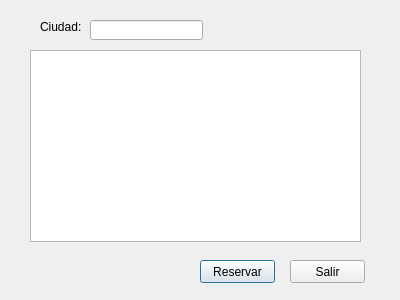
Before: the Qt Designer form verhoteles.ui in diegomtzm/VivaAvion, drawn with Qt 5.
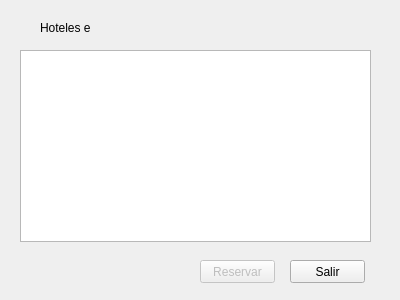
After: the same form once the commit is applied.

The edit to the form file:
```diff
--- a/verhoteles.ui
+++ b/verhoteles.ui
@@ -13,17 +13,10 @@
   <property name="windowTitle">
    <string>Dialog</string>
   </property>
-  <widget class="QListWidget" name="listWidget_hoteles">
-   <property name="geometry">
-    <rect>
-     <x>30</x>
-     <y>50</y>
-     <width>331</width>
-     <height>192</height>
-    </rect>
-   </property>
-  </widget>
   <widget class="QPushButton" name="reservarHotel">
+   <property name="enabled">
+    <bool>false</bool>
+   </property>
    <property name="geometry">
     <rect>
      <x>200</x>
@@ -54,23 +47,36 @@
     <rect>
      <x>40</x>
      <y>20</y>
-     <width>47</width>
-     <height>13</height>
+     <width>51</width>
+     <height>16</height>
     </rect>
    </property>
    <property name="text">
-    <string>Ciudad:</string>
+    <string>Hoteles en</string>
    </property>
   </widget>
-  <widget class="QLineEdit" name="lineEdit">
+  <widget class="QTableWidget" name="tableWidget">
    <property name="geometry">
     <rect>
-     <x>90</x>
+     <x>20</x>
+     <y>50</y>
+     <width>351</width>
+     <height>192</height>
+    </rect>
+   </property>
+  </widget>
+  <widget class="QLabel" name="label_ciudad">
+   <property name="geometry">
+    <rect>
+     <x>100</x>
      <y>20</y>
-     <width>113</width>
-     <height>20</height>
+     <width>131</width>
+     <height>16</height>
     </rect>
    </property>
+   <property name="text">
+    <string/>
+   </property>
   </widget>
  </widget>
  <resources/>
```
